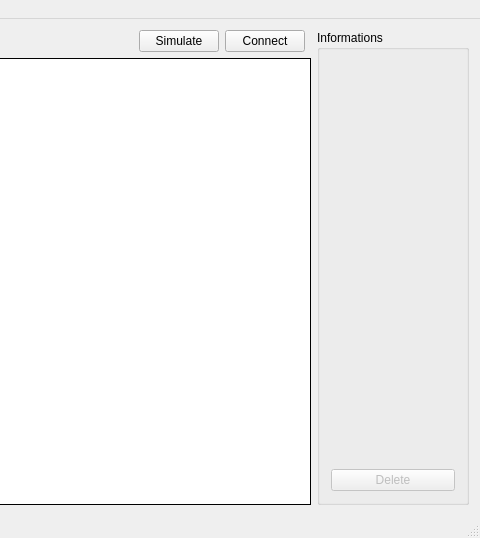
First picture: the form in src/Forms/mapp.ui, repository Lorette/Electrosim, before the edit; both pictures show x 526 to 1006 and y 0 to 538 of the 1006 by 538 pixel window.
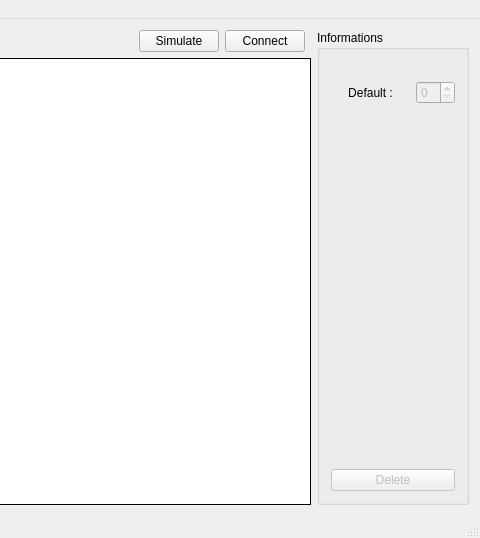
Second picture: the form after the edit. Custom widgets are drawn as their Qt base class.

What changed in the file:
```diff
--- a/src/Forms/mapp.ui
+++ b/src/Forms/mapp.ui
@@ -148,7 +148,7 @@
        <string>Informations</string>
       </property>
       <layout class="QGridLayout" name="gridLayout_2">
-       <item row="0" column="0" colspan="2">
+       <item row="0" column="0" colspan="3">
         <widget class="QLabel" name="name">
          <property name="text">
           <string/>
@@ -158,7 +158,7 @@
          </property>
         </widget>
        </item>
-       <item row="2" column="0" colspan="2">
+       <item row="3" column="0" colspan="3">
         <widget class="QPushButton" name="Delete">
          <property name="enabled">
           <bool>false</bool>
@@ -168,7 +168,27 @@
          </property>
         </widget>
        </item>
+       <item row="1" column="2">
+        <widget class="QSpinBox" name="def_value">
+         <property name="enabled">
+          <bool>false</bool>
+         </property>
+         <property name="maximum">
+          <number>1</number>
+         </property>
+        </widget>
+       </item>
        <item row="1" column="0" colspan="2">
+        <widget class="QLabel" name="label_2">
+         <property name="text">
+          <string>Default :</string>
+         </property>
+         <property name="alignment">
+          <set>Qt::AlignCenter</set>
+         </property>
+        </widget>
+       </item>
+       <item row="2" column="0" colspan="2">
         <spacer name="verticalSpacer">
          <property name="orientation">
           <enum>Qt::Vertical</enum>
```
